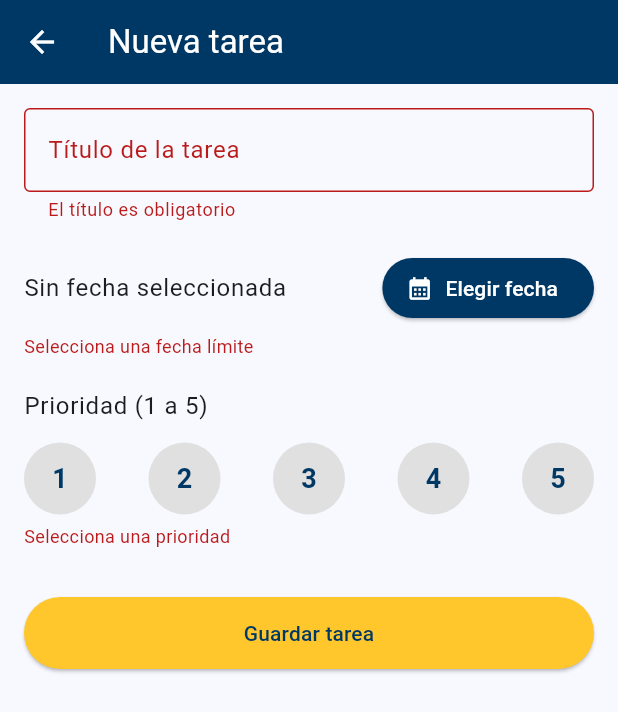
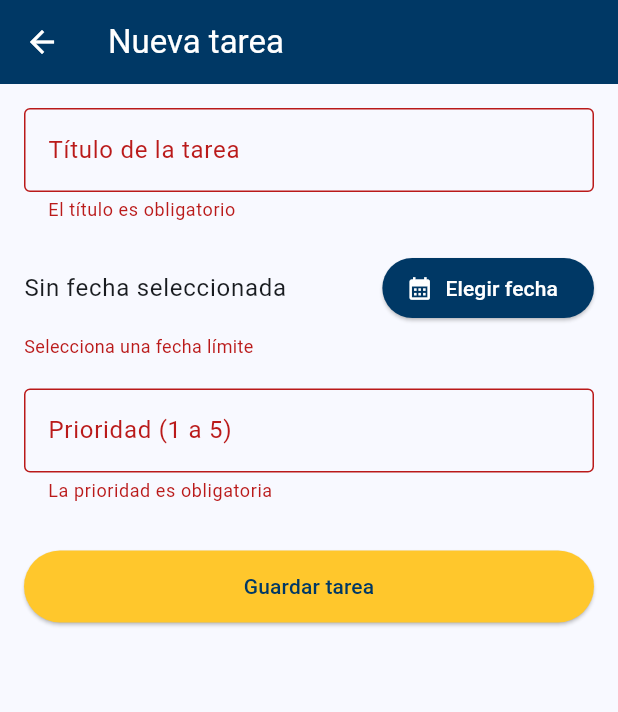
Before and after one commit to bryanpumaec/AppTareasFlutter, a Flutter app: the TaskFormScreen screen opened directly, after a tap on "Guardar tarea", on a phone screen of 412 x 824 dp. Shown: the top 712 px of the screen. Run offline on Flutter 3.47's test engine with Material 3 defaults, Android fonts, the phone set to English and light mode, and no system bars.

Commit message:
Volver a TextFormField numérico para la prioridad
Los botones circulares se revierten por un campo de texto tipo
número, ya que el ejercicio exige explícitamente un campo numérico
con TextFormField + validator. Se restringe la entrada solo a
dígitos con inputFormatters y se valida que sea obligatorio y esté
entre 1 y 5. El color por prioridad en el avatar de la lista se
mantiene igual.

Co-Authored-By: Claude Sonnet 5 <noreply@anthropic.com>
Claude-Session: https://claude.ai/code/session_01HeZJFPDQjcjJgxjN9r81Fz

```diff
--- a/lib/screens/task_form_screen.dart
+++ b/lib/screens/task_form_screen.dart
@@ -1,4 +1,5 @@
 import 'package:flutter/material.dart';
+import 'package:flutter/services.dart';
 import '../models/task.dart';
 import '../theme/app_colors.dart';
 
@@ -12,24 +13,16 @@ class TaskFormScreen extends StatefulWidget {
 class _TaskFormScreenState extends State<TaskFormScreen> {
   final _formKey = GlobalKey<FormState>();
   final _titleController = TextEditingController();
+  final _priorityController = TextEditingController();
 
   DateTime? _selectedDate;
   String? _dateError;
 
-  int? _selectedPriority;
-  String? _priorityError;
-
   @override
   void dispose() {
     _titleController.dispose();
+    _priorityController.dispose();
     super.dispose();
-  }
-
-  void _selectPriority(int value) {
-    setState(() {
-      _selectedPriority = value;
-      _priorityError = null;
-    });
   }
 
   Future<void> _pickDate() async {
@@ -53,21 +46,19 @@ class _TaskFormScreenState extends State<TaskFormScreen> {
   void _submit() {
     final isFormValid = _formKey.currentState!.validate();
     final isDateValid = _selectedDate != null;
-    final isPriorityValid = _selectedPriority != null;
 
     setState(() {
       _dateError = isDateValid ? null : 'Selecciona una fecha límite';
-      _priorityError = isPriorityValid ? null : 'Selecciona una prioridad';
     });
 
-    if (!isFormValid || !isDateValid || !isPriorityValid) {
+    if (!isFormValid || !isDateValid) {
       return;
     }
 
     final newTask = Task(
       title: _titleController.text.trim(),
       dueDate: _selectedDate!,
-      priority: _selectedPriority!,
+      priority: int.parse(_priorityController.text.trim()),
     );
 
     Navigator.pop(context, newTask);
@@ -77,23 +68,6 @@ class _TaskFormScreenState extends State<TaskFormScreen> {
     final day = date.day.toString().padLeft(2, '0');
     final month = date.month.toString().padLeft(2, '0');
     return '$day/$month/${date.year}';
-  }
-
-  Widget _buildPriorityButton(int value) {
-    final isSelected = _selectedPriority == value;
-    return GestureDetector(
-      onTap: () => _selectPriority(value),
-      child: CircleAvatar(
-        radius: 24,
-        backgroundColor:
-            isSelected ? AppColors.uniandesBlue : Colors.grey[300],
-        foregroundColor: isSelected ? Colors.white : AppColors.uniandesBlue,
-        child: Text(
-          '$value',
-          style: const TextStyle(fontSize: 18, fontWeight: FontWeight.bold),
-        ),
-      ),
-    );
   }
 
   @override
@@ -156,28 +130,28 @@ class _TaskFormScreenState extends State<TaskFormScreen> {
                   ),
                 ),
               const SizedBox(height: 20),
-              Text(
-                'Prioridad (1 a 5)',
-                style: Theme.of(context).textTheme.bodyLarge,
+              TextFormField(
+                controller: _priorityController,
+                keyboardType: TextInputType.number,
+                inputFormatters: [FilteringTextInputFormatter.digitsOnly],
+                decoration: const InputDecoration(
+                  labelText: 'Prioridad (1 a 5)',
+                  border: OutlineInputBorder(),
+                ),
+                validator: (value) {
+                  if (value == null || value.trim().isEmpty) {
+                    return 'La prioridad es obligatoria';
+                  }
+                  final parsed = int.tryParse(value.trim());
+                  if (parsed == null) {
+                    return 'Ingresa un número entero válido';
+                  }
+                  if (parsed < 1 || parsed > 5) {
+                    return 'La prioridad debe estar entre 1 y 5';
+                  }
+                  return null;
+                },
               ),
-              const SizedBox(height: 12),
-              Row(
-                mainAxisAlignment: MainAxisAlignment.spaceBetween,
-                children: [1, 2, 3, 4, 5]
-                    .map((value) => _buildPriorityButton(value))
-                    .toList(),
-              ),
-              if (_priorityError != null)
-                Padding(
-                  padding: const EdgeInsets.only(top: 6),
-                  child: Text(
-                    _priorityError!,
-                    style: TextStyle(
-                      color: Theme.of(context).colorScheme.error,
-                      fontSize: 12,
-                    ),
-                  ),
-                ),
               const SizedBox(height: 32),
               SizedBox(
                 width: double.infinity,
```
